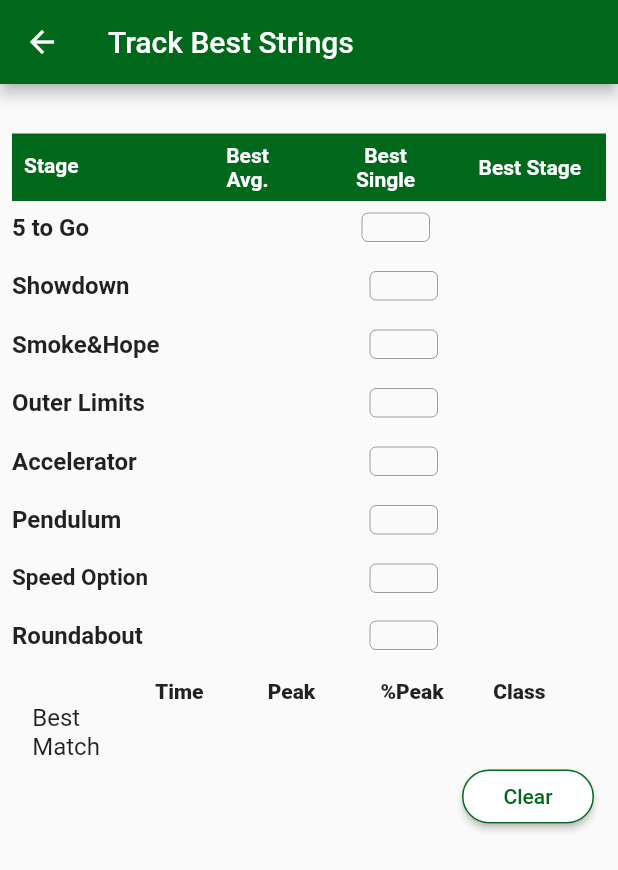
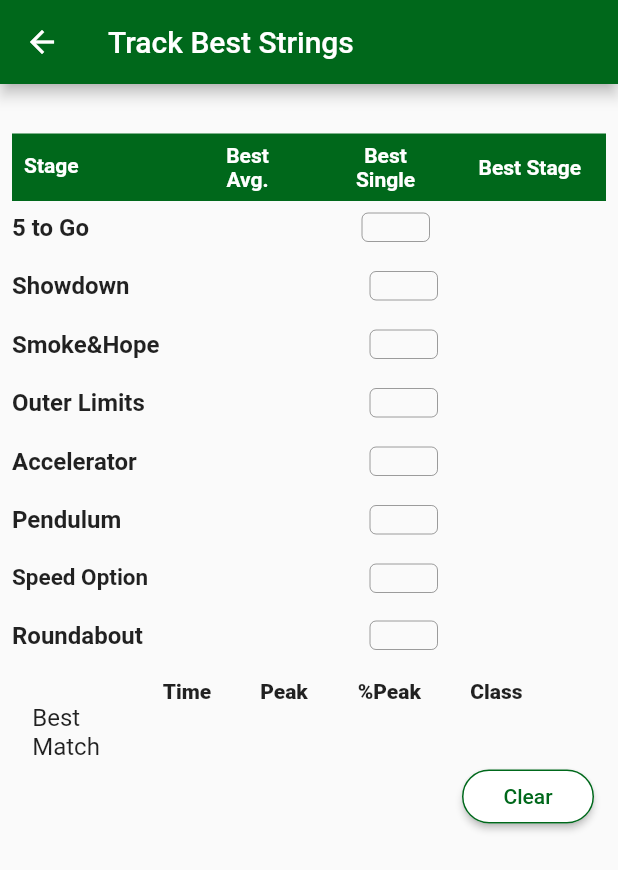
Before and after one commit to smokeyroader/steel_challenge_match_tracker, a Flutter app: the BestStrings screen opened directly with empty values, on a phone screen of 412 x 824 dp. Shown: the top 870 px of the screen. Run offline on Flutter 3.47's test engine with Material 2 defaults, Android fonts, the phone set to English and light mode, and no system bars; our stand-ins replace rflutter_alert, shared_preferences, sqflite; accounts and stored records are empty.

Commit message:
Version 2.1.1

```diff
--- a/lib/best_strings.dart
+++ b/lib/best_strings.dart
@@ -1002,6 +1002,7 @@ class _BestStringsState extends State<BestStrings> {
               ),
               Padding(
                 padding: const EdgeInsets.only(top: 4.0),
+                child: FittedBox(
                   child: Row(
                     mainAxisAlignment: MainAxisAlignment.spaceEvenly,
                     children: <Widget>[
@@ -1023,22 +1024,23 @@ class _BestStringsState extends State<BestStrings> {
                         ),
                       ),
                       Container(
+                        width: 75.0,
+                        child: Text(
+                          '%Peak',
+                          style: TextStyle(
+                              fontSize: 14.0, fontWeight: FontWeight.w900),
+                        ),
+                      ),
+                      Container(
                         width: 65.0,
                         child: Text(
-                        '%Peak',
+                          'Class',
                           style: TextStyle(
                               fontSize: 14.0, fontWeight: FontWeight.w900),
                         ),
                       ),
-                    Container(
-                      width: 65.0,
-                      child: Text(
-                        'Class',
-                        style: TextStyle(
-                            fontSize: 14.0, fontWeight: FontWeight.w900),
-                      ),
-                    ),
-                  ],
+                    ],
+                  ),
                 ),
               ),
               Column(
--- a/pubspec.yaml
+++ b/pubspec.yaml
@@ -1,7 +1,7 @@
 name: steel_challenge_match_tracker
 description: A new Flutter application.
 
-version: 1.0.0+1
+version: 2.1.1+12
 
 environment:
   sdk: ">=2.1.0 <3.0.0"
```
Also changed, not shown: lib/match_tracker.dart (+9 -9 lines), lib/track_class.dart (+7 -7 lines), pubspec.lock, 1 other file. Lines whose indentation alone changed are shown as unchanged.
